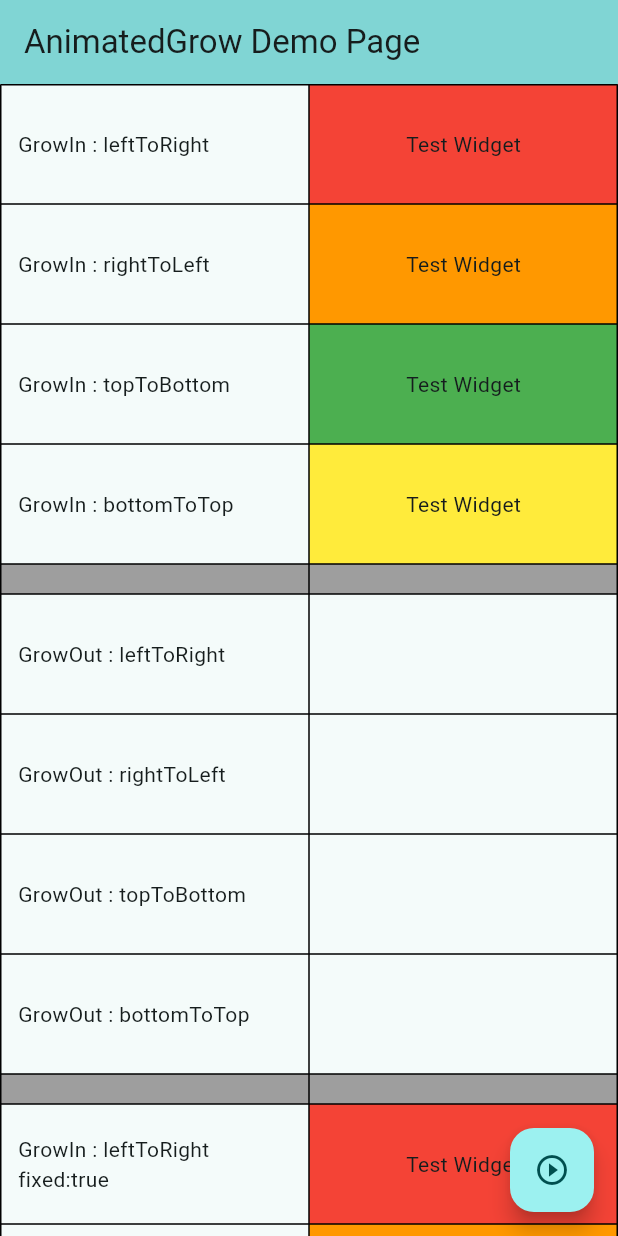
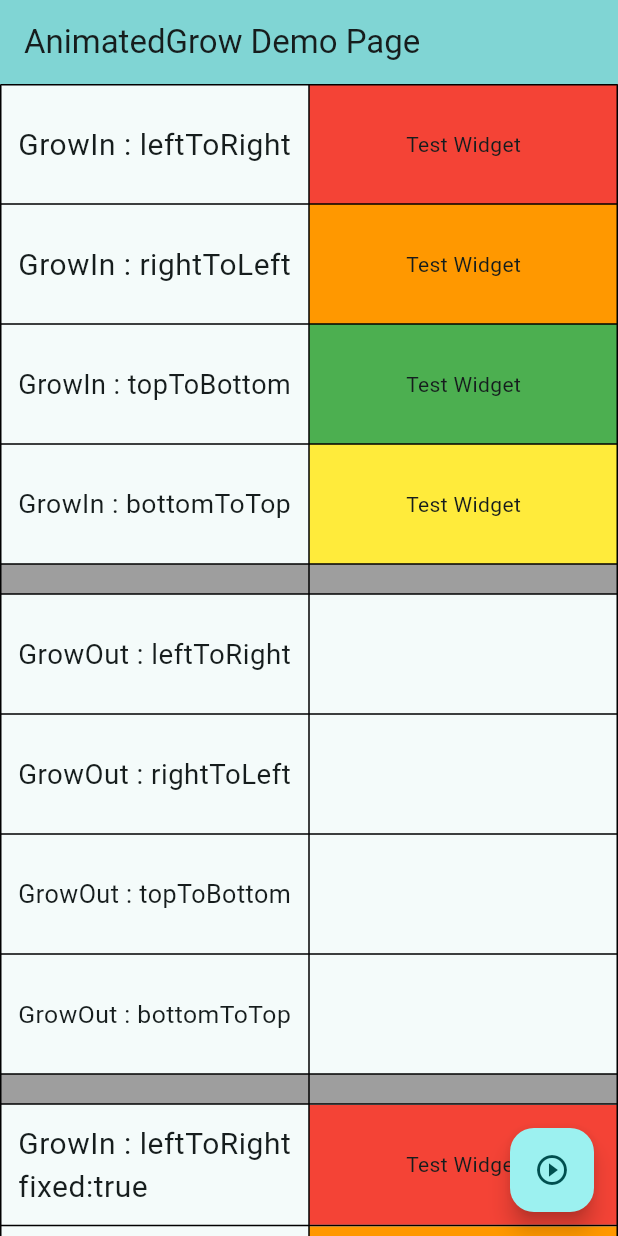
Before and after one commit to hamhoney/animated_grow, a Flutter app: the screen it shows after launch, on a phone screen of 412 x 824 dp. Run offline on Flutter 3.47's test engine with Material 3 defaults, Android fonts, the phone set to English and light mode, and no system bars.

```diff
--- a/example/lib/main.dart
+++ b/example/lib/main.dart
@@ -281,7 +281,7 @@ class TablePaddingRow extends TableRow {
     children: [
       Padding(
         padding: EdgeInsets.all(12.0),
-        child: name,
+        child: FittedBox(child: name),
       ),
       Padding(
         padding: EdgeInsets.zero,
```
Also changed, not shown: 1 other file.
